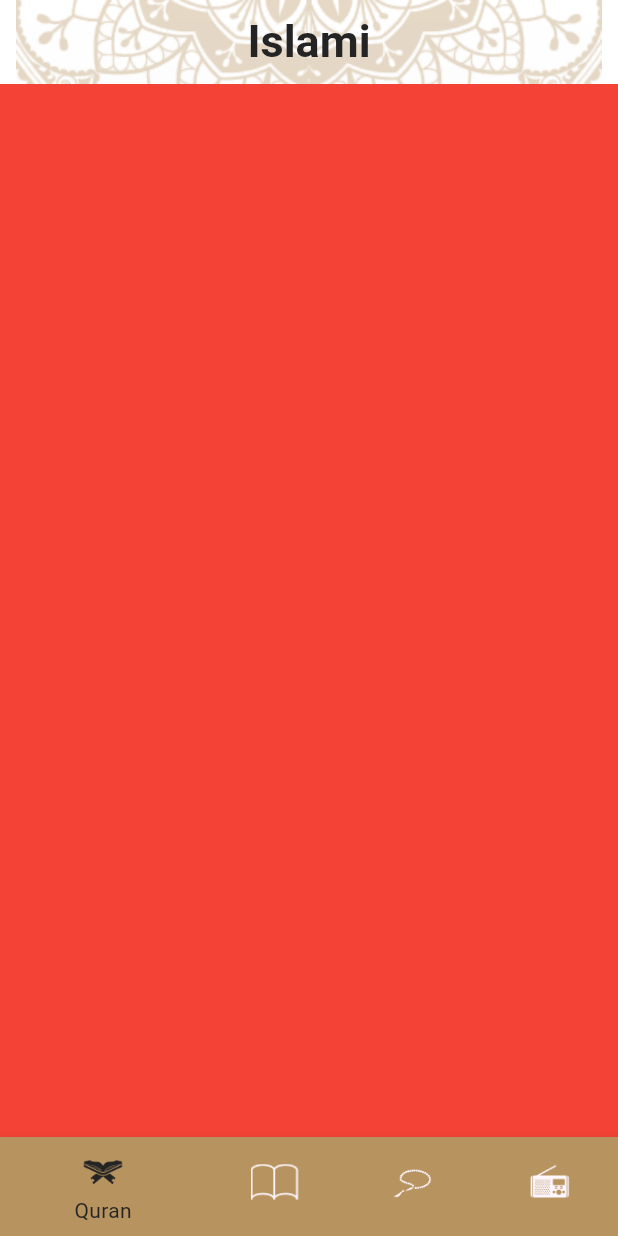
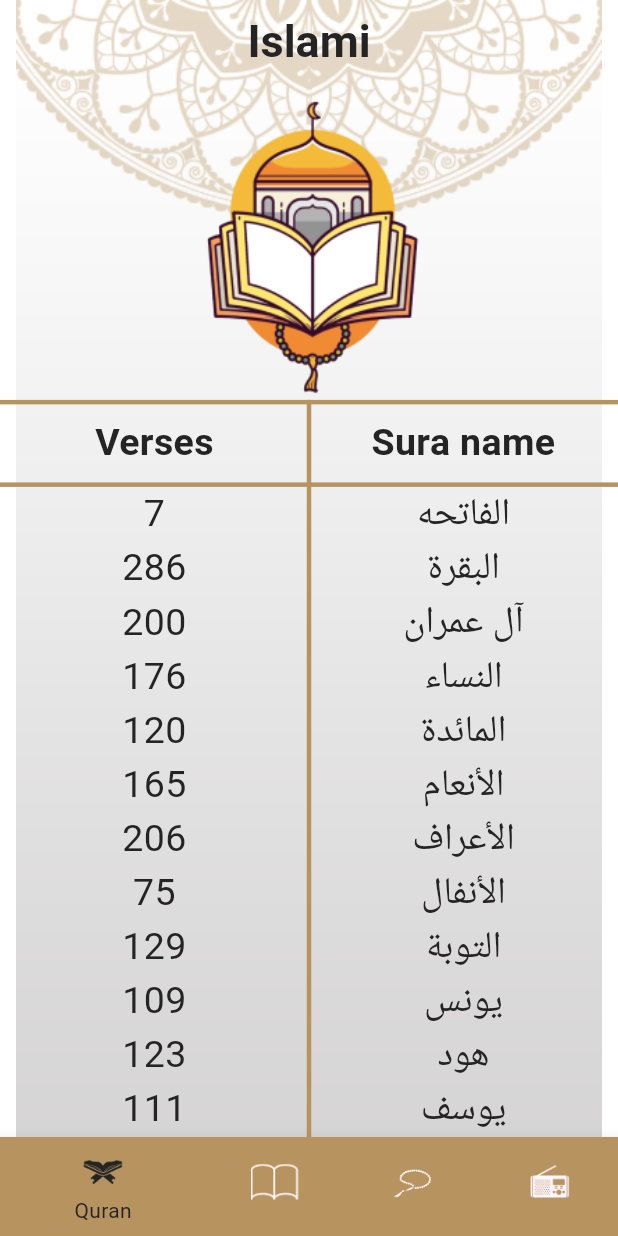
Before and after one commit to youssefhedefa/islami, a Flutter app: the screen it shows after launch, on a phone screen of 412 x 824 dp. Run offline on Flutter 3.47's test engine with Material 3 defaults, Android fonts, the phone set to English and light mode, and no system bars.

Commit message:
Finished quran tab design.

```diff
--- a/lib/ui/screens/home/tabs/quran/quran_tab.dart
+++ b/lib/ui/screens/home/tabs/quran/quran_tab.dart
@@ -1,10 +1,98 @@
 import 'package:flutter/material.dart';
+import 'package:islami_sun_c10/ui/utils/app_assets.dart';
+import 'package:islami_sun_c10/ui/utils/app_colors.dart';
+import 'package:islami_sun_c10/ui/utils/app_theme.dart';
+import 'package:islami_sun_c10/ui/utils/constants.dart';
 
 class QuranTab extends StatelessWidget {
   const QuranTab({super.key});
 
   @override
   Widget build(BuildContext context) {
-    return Container(color: Colors.red,);
+    return Column(
+      children: [
+        Expanded(
+            flex: 3, child: Center(child: Image.asset(AppAssets.quranTabLogo))),
+        Expanded(
+          flex: 7,
+          child: Stack(
+            alignment: Alignment.center,
+            children: [
+              buildScreenContent(),
+              Container(
+                width: 3,
+                height: double.infinity,
+                color: AppColors.orange,
+              )
+            ],
+          ),
+        )
+      ],
+    );
+  }
+
+  Widget buildScreenContent() {
+    return Expanded(
+      flex: 7,
+      child: Column(
+        children: [
+          Container(
+            width: double.infinity,
+            height: 3,
+            color: AppColors.orange,
+          ),
+          const Padding(
+            padding: EdgeInsets.symmetric(vertical: 8.0),
+            child: Row(
+              children: [
+                Expanded(
+                  child: Text(
+                    "Verses",
+                    textAlign: TextAlign.center,
+                    style: AppTheme.mediumTitleTextStyle,
+                  ),
+                ),
+                Expanded(
+                    child: Text(
+                  "Sura name",
+                  textAlign: TextAlign.center,
+                  style: AppTheme.mediumTitleTextStyle,
+                )),
+              ],
+            ),
+          ),
+          Container(
+            width: double.infinity,
+            height: 3,
+            color: AppColors.orange,
+          ),
+          Expanded(flex: 7, child: buildSurasListView())
+        ],
+      ),
+    );
+  }
+
+  ListView buildSurasListView() {
+    return ListView.builder(
+        itemCount: Constants.suraNames.length,
+        itemBuilder: (context, index) {
+          return Row(
+            mainAxisAlignment: MainAxisAlignment.spaceEvenly,
+            children: [
+              Expanded(
+                  child: Text(
+                "${Constants.versesNumber[index]}",
+                textAlign: TextAlign.center,
+                style: AppTheme.regularTitleTextStyle,
+              )),
+              Expanded(
+                  child: Text(
+                Constants.suraNames[index],
+                textAlign: TextAlign.center,
+                style: AppTheme.regularTitleTextStyle,
+              )),
+            ],
+          );
+        });
   }
 }
--- a/lib/ui/utils/app_theme.dart
+++ b/lib/ui/utils/app_theme.dart
@@ -8,4 +8,14 @@ abstract class AppTheme{
     fontWeight: FontWeight.bold,
     color: AppColors.lightBlack
   );
+  static const TextStyle mediumTitleTextStyle = TextStyle(
+      fontSize: 25,
+      fontWeight: FontWeight.w600,
+      color: AppColors.lightBlack
+  );
+  static const TextStyle regularTitleTextStyle = TextStyle(
+      fontSize: 25,
+      fontWeight: FontWeight.w400,
+      color: AppColors.lightBlack
+  );
 }
--- /dev/null
+++ b/lib/ui/utils/constants.dart
@@ -0,0 +1,18 @@
+abstract class Constants{
+  static const List<String> suraNames = [
+    "الفاتحه","البقرة","آل عمران","النساء","المائدة","الأنعام","الأعراف","الأنفال","التوبة","يونس","هود"
+    ,"يوسف","الرعد","إبراهيم","الحجر","النحل","الإسراء","الكهف","مريم","طه","الأنبياء","الحج","المؤمنون"
+    ,"النّور","الفرقان","الشعراء","النّمل","القصص","العنكبوت","الرّوم","لقمان","السجدة","الأحزاب","سبأ"
+    ,"فاطر","يس","الصافات","ص","الزمر","غافر","فصّلت","الشورى","الزخرف","الدّخان","الجاثية","الأحقاف"
+    ,"محمد","الفتح","الحجرات","ق","الذاريات","الطور","النجم","القمر","الرحمن","الواقعة","الحديد","المجادلة"
+    ,"الحشر","الممتحنة","الصف","الجمعة","المنافقون","التغابن","الطلاق","التحريم","الملك","القلم","الحاقة","المعارج"
+    ,"نوح","الجن","المزّمّل","المدّثر","القيامة","الإنسان","المرسلات","النبأ","النازعات","عبس","التكوير","الإنفطار"
+    ,"المطفّفين","الإنشقاق","البروج","الطارق","الأعلى","الغاشية","الفجر","البلد","الشمس","الليل","الضحى","الشرح"
+    ,"التين","العلق","القدر","البينة","الزلزلة","العاديات","القارعة","التكاثر","العصر",
+    "الهمزة","الفيل","قريش","الماعون","الكوثر","الكافرون","النصر","المسد","الإخلاص","الفلق","الناس"
+  ];
+  static const List<int> versesNumber = [7,286,200,176,120,165,206,75,129,109,123,111,43,52,99,128,111,110,98,135,112,78,118,64,77,227,93,88,
+    69,60,34,30,73,54,45,83,182,88,75,85,54,53,89,59,37,35,38,29,18,45,60,49,62,55,78,96,29,22,24,13,14,11,11,18,12,12,30,52,52,
+    44,28,28,20,56,40,31,50,40,46,42,29,19,36,25,22,17,19,26,30,20,15,21,11,8,5,19,5,8,8,11,11,8,3,9,5,4,6,3,6,3,5,4,5,6
+  ];
+}
```
